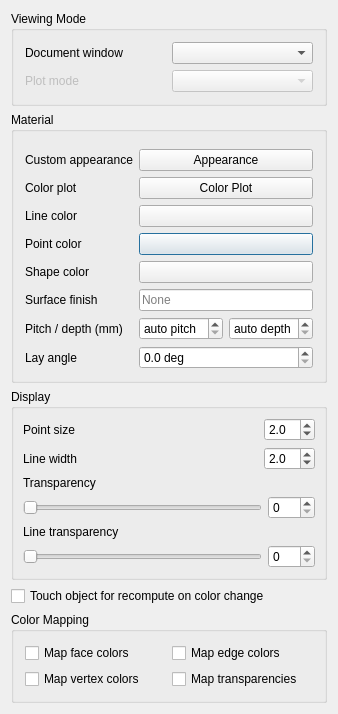
Qt form src/Mod/Material/Gui/DlgDisplayProperties.ui (realthunder/FreeCAD) before a commit.
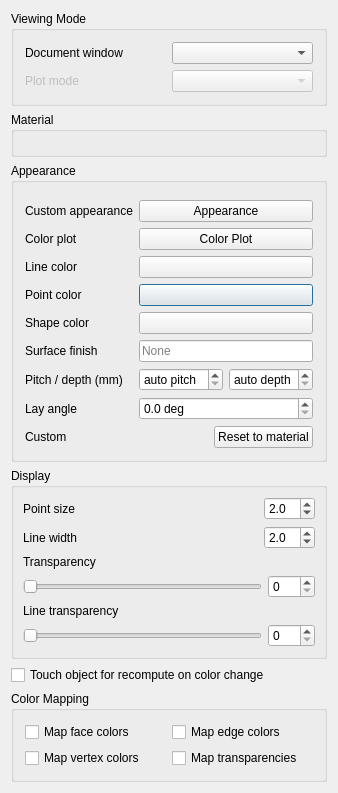
The same form after that commit. Custom widgets are drawn as their Qt base class.

Commit message: Material: the Appearance panel is a look picker, and says where the look came from

Patch:
```diff
--- a/src/Mod/Material/Gui/DlgDisplayProperties.ui
+++ b/src/Mod/Material/Gui/DlgDisplayProperties.ui
@@ -100,7 +100,7 @@
      </layout>
     </widget>
    </item>
-   <item row="2" column="0">
+   <item row="3" column="0">
     <widget class="QGroupBox" name="groupBox2">
      <property name="title">
       <string>Display</string>
@@ -339,10 +339,27 @@
     </widget>
    </item>
    <item row="1" column="0">
-    <widget class="QGroupBox" name="groupBox3">
+    <widget class="QGroupBox" name="groupBoxCard">
      <property name="title">
       <string>Material</string>
      </property>
+     <property name="toolTip">
+      <string>The object's material card: what its mass, FEM and CAM read.
+Assigning one moves the appearance below with it, unless the
+appearance has been given a look of its own.</string>
+     </property>
+     <layout class="QVBoxLayout" name="layoutCard">
+      <item>
+       <widget class="MatGui::MaterialTreeWidget" name="widgetCard" native="true"/>
+      </item>
+     </layout>
+    </widget>
+   </item>
+   <item row="2" column="0">
+    <widget class="QGroupBox" name="groupBox3">
+     <property name="title">
+      <string>Appearance</string>
+     </property>
      <layout class="QGridLayout" name="gridLayout_2">
       <item row="1" column="0">
        <layout class="QHBoxLayout">
@@ -529,10 +546,48 @@
       <item row="0" column="0">
        <widget class="MatGui::MaterialTreeWidget" name="widgetMaterial" native="true"/>
       </item>
+      <item row="3" column="0">
+       <layout class="QHBoxLayout" name="layoutFollow">
+        <item>
+         <widget class="QLabel" name="labelAppearance">
+          <property name="text">
+           <string>Custom</string>
+          </property>
+          <property name="toolTip">
+           <string>Whether this look is the material card's or one set here.</string>
+          </property>
+         </widget>
+        </item>
+        <item>
+         <spacer name="spacerFollow">
+          <property name="orientation">
+           <enum>Qt::Horizontal</enum>
+          </property>
+          <property name="sizeHint" stdset="0">
+           <size>
+            <width>40</width>
+            <height>20</height>
+           </size>
+          </property>
+         </spacer>
+        </item>
+        <item>
+         <widget class="QPushButton" name="buttonResetToMaterial">
+          <property name="text">
+           <string>Reset to material</string>
+          </property>
+          <property name="toolTip">
+           <string>Take the material card's look again, and follow it from now on.
+The faces holding a look of their own keep it.</string>
+          </property>
+         </widget>
+        </item>
+       </layout>
+      </item>
      </layout>
     </widget>
    </item>
-   <item row="3" column="0">
+   <item row="4" column="0">
     <widget class="Gui::PrefCheckBox" name="checkBoxColorRecompute">
      <property name="text">
       <string>Touch object for recompute on color change</string>
@@ -545,7 +600,7 @@
      </property>
     </widget>
    </item>
-   <item row="4" column="0">
+   <item row="5" column="0">
     <widget class="QGroupBox" name="groupBox">
      <property name="toolTip">
       <string>Specifies how to map color from child objects to parent</string>
```
The commit also changes 3 other files.
